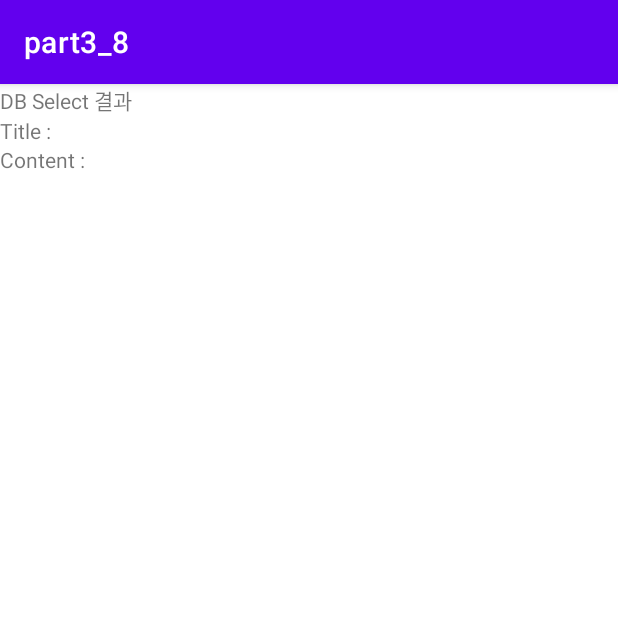
After one commit to 2xHjin/Android-java-practice, an Android app: the ReadDBActivity screen opened directly, with no data from a screen before it, on a phone screen of 412 x 824 dp, the top half of it. The commit adds this screen. Run offline under Robolectric (Android 15) with nearby library versions, the phone set to English and light mode, and no system bars.

Commit message:
part 3-8

```diff
--- a/part3_8/src/main/AndroidManifest.xml
+++ b/part3_8/src/main/AndroidManifest.xml
@@ -10,6 +10,9 @@
         android:supportsRtl="true"
         android:theme="@style/Theme.AndroidLab">
         <activity
+            android:name=".ReadDBActivity"
+            android:exported="false" />
+        <activity
             android:name=".MainActivity"
             android:exported="true">
             <intent-filter>
--- /dev/null
+++ b/part3_8/src/main/java/com/example/part3_8/DBHelper.java
@@ -0,0 +1,30 @@
+package com.example.part3_8;
+
+import android.content.Context;
+import android.database.sqlite.SQLiteDatabase;
+import android.database.sqlite.SQLiteOpenHelper;
+
+public class DBHelper extends SQLiteOpenHelper {
+    public static final int DATABASE_VERSION=1;
+
+    public DBHelper(Context context){
+        super(context,"memodb",null,DATABASE_VERSION);
+    }
+
+    @Override
+    public void onCreate(SQLiteDatabase db) {
+        String memoSQL="create table tb_memo "+
+                "(_id integer primary key autoincrement,"+
+                "title,"+
+                "content)";
+        db.execSQL(memoSQL);
+    }
+
+    @Override
+    public void onUpgrade(SQLiteDatabase db, int oldversion, int newversion) {
+     if(newversion==DATABASE_VERSION){
+         db.execSQL("drop table tb_memo");
+         onCreate(db);
+     }
+    }
+}
--- /dev/null
+++ b/part3_8/src/main/java/com/example/part3_8/ReadDBActivity.java
@@ -0,0 +1,31 @@
+package com.example.part3_8;
+
+import android.database.Cursor;
+import android.database.sqlite.SQLiteDatabase;
+import android.os.Bundle;
+import android.widget.TextView;
+
+import androidx.appcompat.app.AppCompatActivity;
+
+public class ReadDBActivity extends AppCompatActivity {
+
+    @Override
+    protected void onCreate(Bundle savedInstanceState) {
+        super.onCreate(savedInstanceState);
+        setContentView(R.layout.activity_read_db);
+
+        TextView titleView=findViewById(R.id.read_title);
+        TextView contentView=findViewById(R.id.read_content);
+
+        DBHelper helper=new DBHelper(this);
+        SQLiteDatabase db=helper.getWritableDatabase();
+        Cursor cursor=db.rawQuery("select title, content from tb_memo order by _id desc limit 1",null);
+
+        while(cursor.moveToNext()){
+            titleView.setText(cursor.getString(0));
+            contentView.setText(cursor.getString(1));
+        }
+
+        db.close();
+    }
+}
```
Also changed, not shown: part3_8/src/main/java/com/example/part3_8/MainActivity.java (+29 -1 lines), part3_8/src/main/res/layout/activity_read_dbactivity.xml (added, +9 -0 lines).
